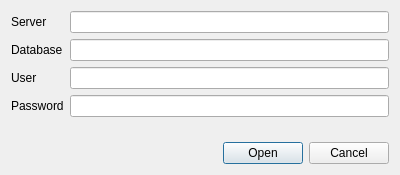
Old version of the form connectdialog.ui in the repository Kuszki/EW-Database.
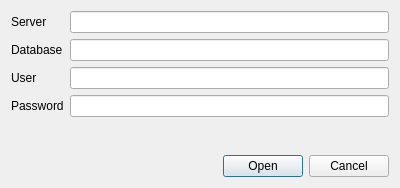
New version of the form. Icons and pictures are not drawn.

What changed in the file:
```diff
--- a/connectdialog.ui
+++ b/connectdialog.ui
@@ -7,7 +7,7 @@
     <x>0</x>
     <y>0</y>
     <width>400</width>
-    <height>175</height>
+    <height>188</height>
    </rect>
   </property>
   <property name="windowTitle">
```
Left out of the diff: 11 changed lines with no effect on the pictures.
